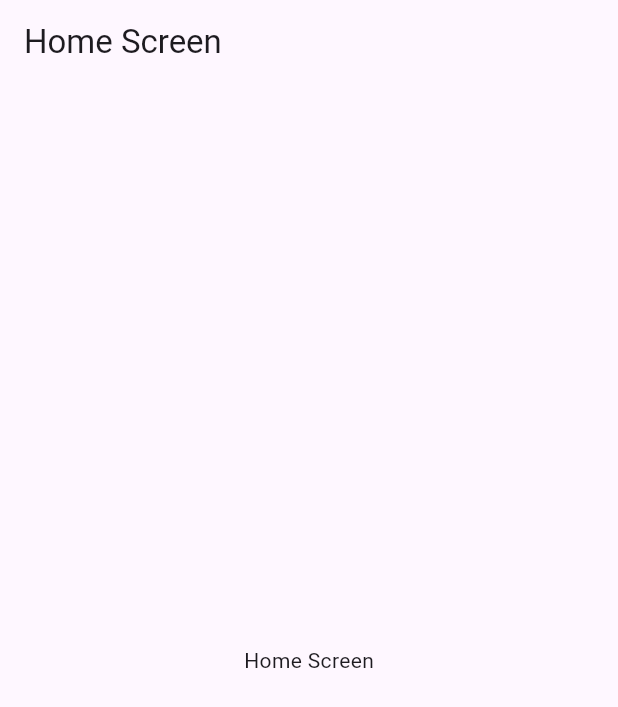
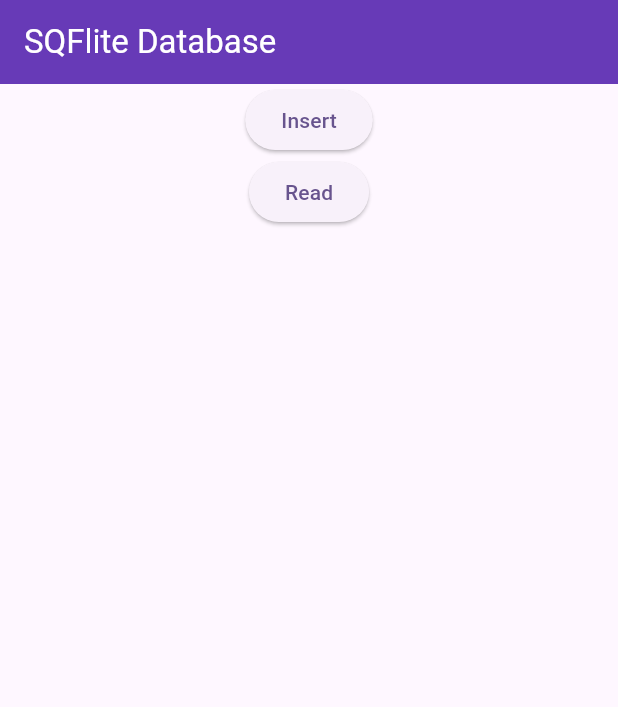
Before and after one commit to koptodev012/sqflite-demo, a Flutter app: the screen it shows after launch, on a phone screen of 412 x 824 dp. Shown: the top 707 px of the screen. Run offline on Flutter 3.47's test engine with Material 3 defaults, Android fonts, the phone set to English and light mode, and no system bars; our stand-ins replace sqflite; accounts and stored records are empty.

Commit message:
add - create database, create table, insert data, read data

```diff
--- a/lib/features/home/presentation/home_screen.dart
+++ b/lib/features/home/presentation/home_screen.dart
@@ -1,4 +1,7 @@
+import 'dart:developer';
+
 import 'package:flutter/material.dart';
+import 'package:sqflite_demo/features/home/services/db_handler.dart';
 
 class HomeScreen extends StatefulWidget {
   const HomeScreen({super.key});
@@ -12,11 +15,28 @@ class _HomeScreenState extends State<HomeScreen> {
   Widget build(BuildContext context) {
     return Scaffold(
       appBar: AppBar(
-        title: const Text('Home Screen'),
+        backgroundColor: Colors.deepPurple,
+        title: const Text(
+          'SQFlite Database',
+          style: TextStyle(color: Colors.white),
+        ),
       ),
-      body: const Center(
-        child: Text('Home Screen'),
-      ),
+      body: Center(
+          child: Column(
+        children: [
+          ElevatedButton(
+              child: const Text("Insert"),
+              onPressed: () async {
+                await DbHandler().insertData();
+              }),
+          ElevatedButton(
+              child: const Text("Read"),
+              onPressed: () async {
+                var data = await DbHandler().readData();
+                log("Read Data: $data");
+              }),
+        ],
+      )),
     );
   }
 }
--- a/lib/features/home/services/db_handler.dart
+++ b/lib/features/home/services/db_handler.dart
@@ -0,0 +1,56 @@
+import 'dart:developer';
+import 'dart:io';
+import 'package:path/path.dart';
+import 'package:path_provider/path_provider.dart';
+import 'package:sqflite/sqflite.dart';
+
+class DbHandler {
+  Database? database;
+
+  //! Create database in local storage (Mobile Storage)
+
+  Future<Database?> get databaseFunction async {
+    if (database != null) {
+      return database;
+    }
+
+    Directory directory = await getApplicationDocumentsDirectory();
+    String path = join(directory.path, 'mydatabase.db');
+    database = await openDatabase(
+      path,
+      version: 1,
+      onCreate: (db, version) {
+        db.execute('''
+        CREATE TABLE DatabaseTable (
+          id INTEGER PRIMARY KEY AUTOINCREMENT,
+          name TEXT,
+          age INTEGER
+        )
+
+        ''');
+      },
+    );
+
+    return database;
+  }
+
+  //! Insert Data
+
+  insertData() async {
+    Database? db = await databaseFunction;
+
+    Map<String, dynamic> data = {'name': 'Rohit', 'age': 24};
+
+    db?.insert('DatabaseTable', data);
+    log("Data inserted");
+  }
+
+  //! Read Data
+
+  readData() async {
+    Database? db = await databaseFunction;
+    final dataList = await db?.query('DatabaseTable');
+    log("Data Read");
+    return dataList;
+  }
+}
--- a/lib/main.dart
+++ b/lib/main.dart
@@ -10,6 +10,7 @@ class MyApp extends StatelessWidget {
   @override
   Widget build(BuildContext context) {
     return MaterialApp(
+      debugShowCheckedModeBanner: false,
       title: 'Sqflite Demo',
       theme: ThemeData(
         colorScheme: ColorScheme.fromSeed(seedColor: Colors.deepPurple),
```
